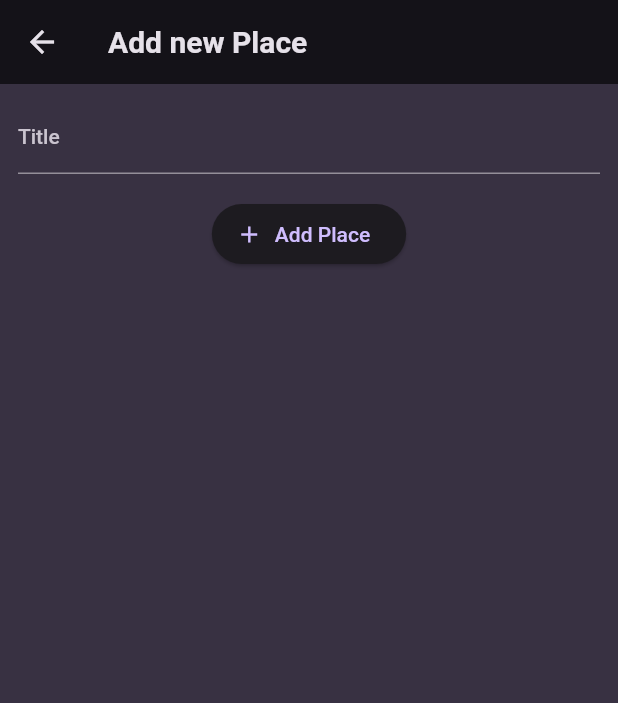
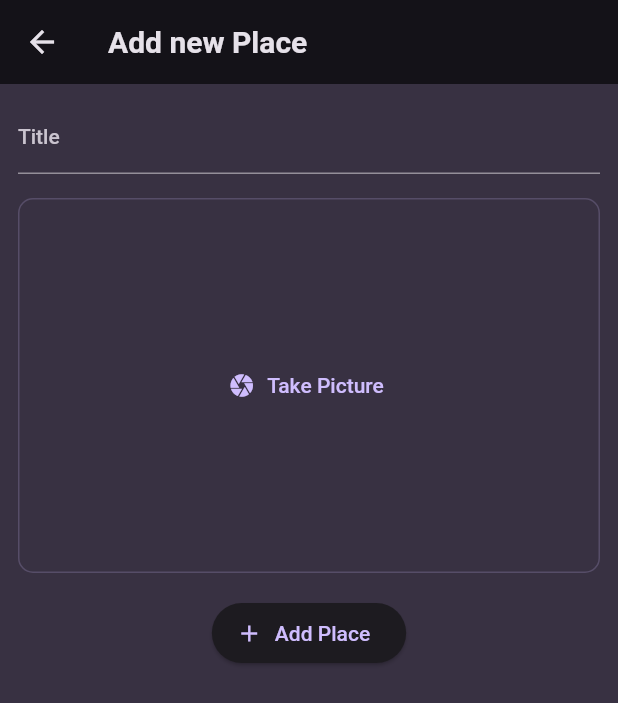
Before and after one commit to K-Mose/Flutter_Udemy_course, a Flutter app: the NewPlaceScreen screen opened by its route, on a phone screen of 412 x 824 dp. Shown: the top 703 px of the screen. Run offline on Flutter 3.47's test engine with Material 2 defaults, Android fonts, the phone set to English and light mode, and no system bars; our stand-ins replace flutter_riverpod, google_fonts, image_picker, transparent_image; missing offline and left inert: dart:ffi.

Commit message:
favorite places app - Using Native Features: Take Picture with image_picker
## Downgrade target dart version
## Changing Manifest & info.plist

```diff
--- a/favorite_places_app/lib/screens/new_place_screen.dart
+++ b/favorite_places_app/lib/screens/new_place_screen.dart
@@ -1,5 +1,6 @@
 import 'package:favorite_places_app/model/place.dart';
 import 'package:favorite_places_app/providers/place_provider.dart';
+import 'package:favorite_places_app/widgets/image_input.dart';
 import 'package:flutter/material.dart';
 import 'package:flutter_riverpod/flutter_riverpod.dart';
 
@@ -41,6 +42,9 @@ class NewPlaceScreen extends ConsumerWidget {
                   _enteredTitle = value!;
                 },
               ),
+              // Image Input
+              const SizedBox(height: 16,),
+              ImageInput(),
               const SizedBox(height: 16,),
               ElevatedButton.icon(
                 onPressed: () {
--- a/favorite_places_app/lib/screens/place_list_screen.dart
+++ b/favorite_places_app/lib/screens/place_list_screen.dart
@@ -9,7 +9,7 @@ import '../model/place.dart';
 
 class PlaceListScreen extends ConsumerWidget {
   const PlaceListScreen({Key? key}) : super(key: key);
-  static const routeName = "/placeList";
+  static const routeName = "/";
 
   @override
   Widget build(BuildContext context, WidgetRef ref) {
--- /dev/null
+++ b/favorite_places_app/lib/widgets/image_input.dart
@@ -0,0 +1,68 @@
+import 'dart:io';
+
+import 'package:flutter/material.dart';
+import 'package:image_picker/image_picker.dart';
+
+class ImageInput extends StatefulWidget {
+  const ImageInput({Key? key}) : super(key: key);
+
+  @override
+  State<ImageInput> createState() => _ImageInputState();
+}
+
+class _ImageInputState extends State<ImageInput> {
+  File? _selectedImage;
+
+  void _takePicture() async {
+    final imagePicker = ImagePicker();
+    // source: 이미지(또는 파일)를 가져올 위치
+    // ImageSource.camera: 카메라에서 촬영, ImageSource.gallery: 갤러리에서 가져오기
+    final pickedImage = await imagePicker.pickImage(
+        source: ImageSource.camera,
+        maxWidth: 600, // Image Scale Down
+    );
+
+    // 사진 선택(촬영) 없이 닫쳤을 때, pickedImage == null
+    if (pickedImage == null ) {
+      return;
+    }
+    // 경로를 통해 File 객체 생성, 같은 경로로 연결
+    setState(() {
+      _selectedImage = File(pickedImage.path);
+    });
+
+
+  }
+
+  @override
+  Widget build(BuildContext context) {
+    if (_selectedImage != null) {
+      Image.file(_selectedImage!);
+    }
+    return Container(
+      decoration: BoxDecoration(
+        border: Border.all(width: 1, color: Theme.of(context).colorScheme.primary.withOpacity(0.2)),
+        borderRadius: const BorderRadius.all(Radius.circular(10)),
+      ),
+      height: 250,
+      width: double.infinity,
+      alignment: Alignment.center,
+      child: (_selectedImage != null)
+          ? GestureDetector(
+            onTap: _takePicture,
+            child: Image.file(
+                _selectedImage!,
+                // fit to Container
+                fit: BoxFit.cover,
+                width: double.infinity,
+                height: double.infinity,
+              ),
+          )
+          : TextButton.icon(
+              onPressed: _takePicture,
+              icon: const Icon(Icons.camera),
+              label: const Text("Take Picture")
+            ),
+    );
+  }
+}
--- a/favorite_places_app/pubspec.yaml
+++ b/favorite_places_app/pubspec.yaml
@@ -19,7 +19,8 @@ publish_to: 'none' # Remove this line if you wish to publish to pub.dev
 version: 1.0.0+1
 
 environment:
-  sdk: '>=3.0.1 <4.0.0'
+  # dart target sdk
+  sdk: '>=2.19.2 <3.0.0'
 
 # Dependencies specify other packages that your package needs in order to work.
 # To automatically upgrade your package dependencies to the latest versions
@@ -38,6 +39,9 @@ dependencies:
   google_fonts: ^5.0.0
   flutter_riverpod: ^2.3.6
   uuid: ^3.0.7
+  # https://pub.dev/packages/image_picker
+  # ios info.plist 설정 필수
+  image_picker: ^0.8.9
 
 dev_dependencies:
   flutter_test:
```
Also changed, not shown: favorite_places_app/pubspec.lock, 7 other files.
